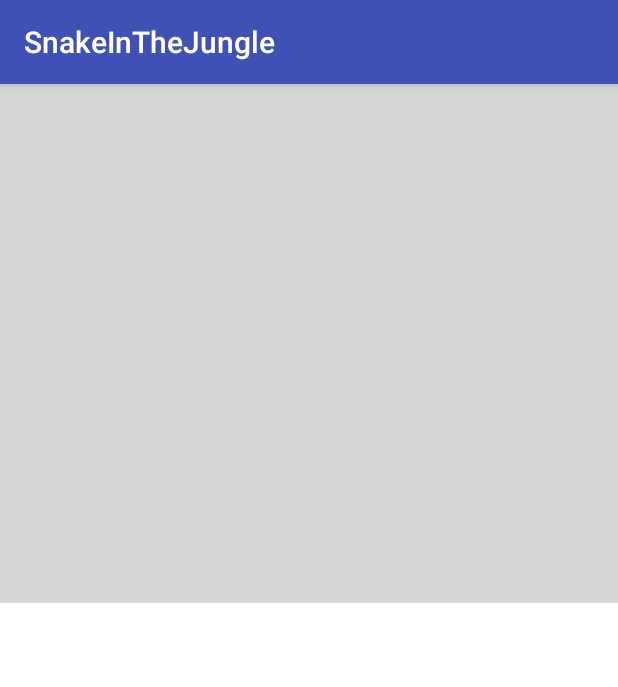
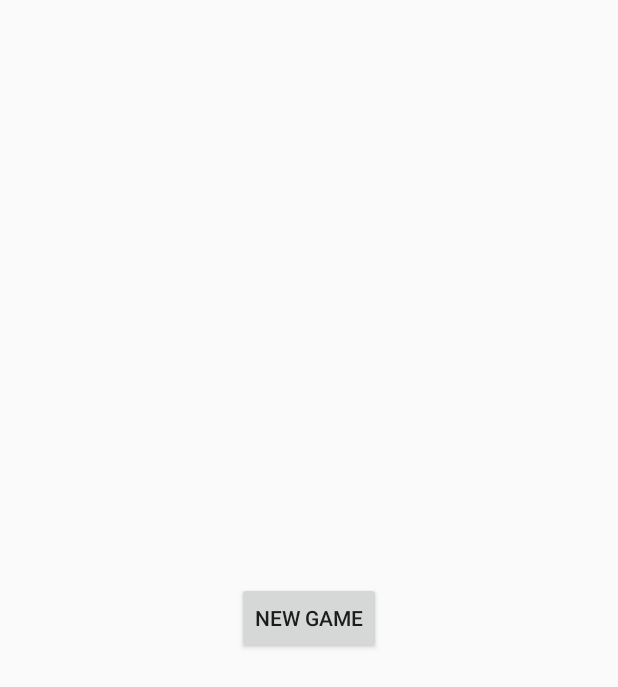
Before and after one commit to Seong-Yeol/SnakeInTheJungle, an Android app: the screen it shows after launch (MainActivity before the commit, TitleActivity after it), on a phone screen of 412 x 824 dp. Shown: the top 687 px of the screen. Run offline under Robolectric (Android 15) with nearby library versions, the phone set to English and light mode, and no system bars.

Commit message:
타이틀 액티비티 추가

```diff
--- a/app/src/main/java/com/example/nam/snakeinthejungle/MainActivity.java
+++ b/app/src/main/java/com/example/nam/snakeinthejungle/GameActivity.java
@@ -6,7 +6,7 @@ import android.util.Log;
 import android.view.GestureDetector;
 import android.view.MotionEvent;
 
-public class MainActivity extends AppCompatActivity {
+public class GameActivity extends AppCompatActivity {
 
     GestureDetector mDetector;
     SnakeView sv;
@@ -17,7 +17,6 @@ public class MainActivity extends AppCompatActivity {
 
         mDetector = new GestureDetector(this, mGestureListener);
         sv = new SnakeView(this);
-
 
         setContentView(sv);
 
--- /dev/null
+++ b/app/src/main/java/com/example/nam/snakeinthejungle/TitleActivity.java
@@ -0,0 +1,46 @@
+package com.example.nam.snakeinthejungle;
+
+import android.content.Intent;
+import android.os.Bundle;
+import android.support.v7.app.AppCompatActivity;
+import android.util.Log;
+import android.view.View;
+
+public class TitleActivity extends AppCompatActivity {
+
+    @Override
+    protected void onCreate(Bundle savedInstanceState) {
+        super.onCreate(savedInstanceState);
+        setContentView(R.layout.activity_title);
+
+        //findViewById(R.id.new_game_button).setOnClickListener(mClickListener);
+    }
+
+    public void onClickNewGame(View v){
+        Log.d("NamD","activted onClickNewGame method");
+
+        Intent intentGameActivity =
+                new Intent(TitleActivity.this, GameActivity.class);
+        startActivity(intentGameActivity);
+    }
+
+    View.OnClickListener mClickListener = new View.OnClickListener() {
+        public void onClick(View v) {
+            switch (v.getId()) {
+                case R.id.new_game_button:
+                    Log.d("NamD","activted case in onClick method");
+                    break;
+/*                case R.id.button_session:
+                    Log.d("OnClickListener", "click session button");
+                    // 액티비티 실행
+                    Intent intentSubActivity =
+                            new Intent(MainActivity.this, SessionActivity.class);
+                    startActivity(intentSubActivity);
+                    break;*/
+            }
+        }
+
+
+    };
+
+}
--- a/app/src/main/res/layout/activity_main.xml
+++ b/app/src/main/res/layout/activity_game.xml
@@ -7,10 +7,6 @@
     android:paddingLeft="@dimen/activity_horizontal_margin"
     android:paddingRight="@dimen/activity_horizontal_margin"
     android:paddingTop="@dimen/activity_vertical_margin"
-    tools:context="com.example.nam.snakeinthejungle.MainActivity">
+    tools:context=".GameActivity">
 
-    <TextView
-        android:layout_width="wrap_content"
-        android:layout_height="wrap_content"
-        android:text="Hello World!" />
 </RelativeLayout>
--- /dev/null
+++ b/app/src/main/res/layout/activity_title.xml
@@ -0,0 +1,22 @@
+<?xml version="1.0" encoding="utf-8"?>
+<RelativeLayout xmlns:android="http://schemas.android.com/apk/res/android"
+    xmlns:tools="http://schemas.android.com/tools"
+    android:layout_width="match_parent"
+    android:layout_height="match_parent"
+    android:paddingBottom="@dimen/activity_vertical_margin"
+    android:paddingLeft="@dimen/activity_horizontal_margin"
+    android:paddingRight="@dimen/activity_horizontal_margin"
+    android:paddingTop="@dimen/activity_vertical_margin"
+    tools:context=".TitleActivity"
+    android:theme="@style/Theme.AppCompat.Light.NoActionBar">
+
+    <Button
+        android:layout_width="wrap_content"
+        android:layout_height="wrap_content"
+        android:text="New Game"
+        android:id="@+id/new_game_button"
+        android:layout_centerVertical="true"
+        android:layout_centerHorizontal="true"
+        android:onClick="onClickNewGame"
+        android:nestedScrollingEnabled="false" />
+</RelativeLayout>
```
Also changed, not shown: app/src/main/AndroidManifest.xml (+10 -4 lines), app/src/main/java/com/example/nam/snakeinthejungle/SnakeView.java (+5 -15 lines).
